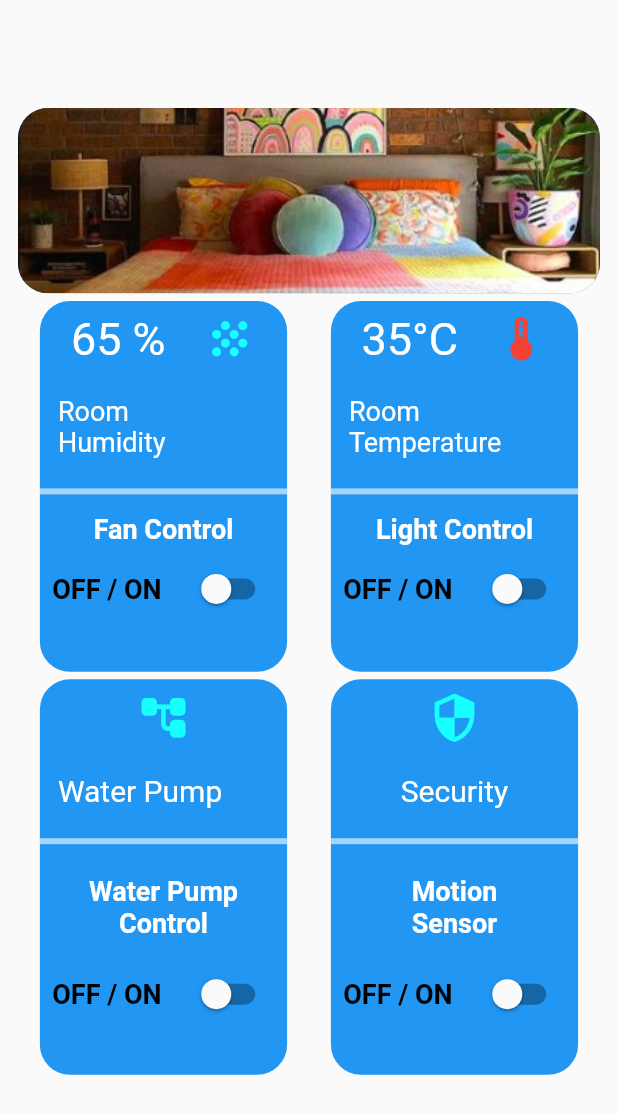
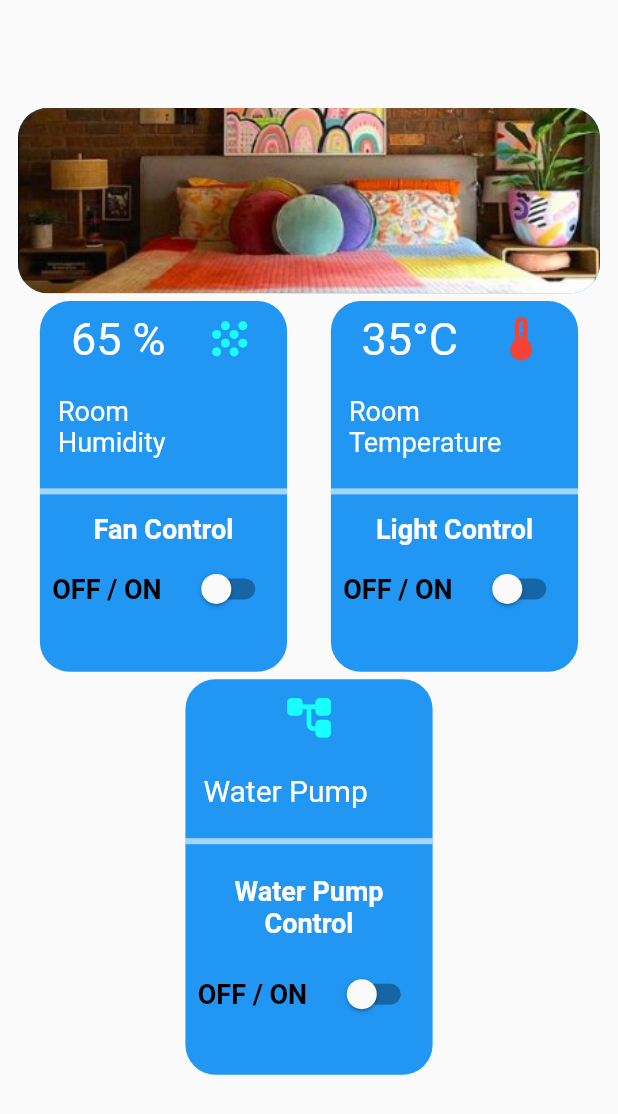
Before and after one commit to Alexander-mr-tech/Home_Automation_Voice_Control, a Flutter app: the Home widget shown alone on an empty page, opened directly, on a phone screen of 412 x 824 dp. Shown: the top 1114 px of the screen. Run offline on Flutter 3.47's test engine with Material 2 defaults, Android fonts, the phone set to English and light mode, and no system bars; our stand-ins replace avatar_glow, firebase_auth, firebase_core, firebase_database, fluttertoast, speech_to_text; missing offline and left inert: torch_controller; accounts and stored records are empty.

Commit message:
Merge remote-tracking branch 'origin/master'
# Conflicts:
#	lib/HomeScreen.dart

```diff
--- a/lib/home.dart
+++ b/lib/home.dart
@@ -312,86 +312,85 @@ class _HomeState extends State<Home> {
                       )
                     ],
                   )),
-              Container(
-                  width: MediaQuery.of(context).size.width*0.40,
-                  height: MediaQuery.of(context).size.height * 0.32,
-                  decoration: const BoxDecoration(
-                    color: Colors.blue,
-                    borderRadius: BorderRadius.all(Radius.circular(20)),
-                  ),
-                  child: Column(
-                    crossAxisAlignment: CrossAxisAlignment.start,
-                    children: [
-                      const Padding(
-                        padding: EdgeInsets.all(8.0),
-                        child: Row(
-                          mainAxisAlignment: MainAxisAlignment.spaceAround,
-                          children: [
-                            Icon(
-                              Icons.security,
-                              color: Colors.cyanAccent,
-                              size: 35,
-                            ),
-                          ],
-                        ),
-                      ),
-                      const Padding(
-                        padding: EdgeInsets.all(12),
-                        child: Center(
-                          child: Text("Security",
-                              style:
-                              TextStyle(fontSize: 20, color: Colors.white)),
-                        ),
-                      ),
-                      const Divider(
-                        height: 20,
-                        color: Colors.white60,
-                        thickness: 4,
-                      ),
-                      const SizedBox(
-                        height: 5,
-                      ),
-                      Column(
-                        children: [
-                          const Center(
-                              child: Padding(
-                                padding: EdgeInsets.all(8.0),
-                                child: Text("Motion\nSensor",
-                                    style: TextStyle(
-                                        fontWeight: FontWeight.bold,
-                                        fontSize: 18,
-                                        color: Colors.white)),
-                              )),
-                          const SizedBox(
-                            height: 5,
-                          ),
-                          Row(
-                            mainAxisAlignment: MainAxisAlignment.spaceAround,
-                            children: [
-                              const Text("OFF / ON",
-                                  style: TextStyle(
-                                      fontSize: 18,
-                                      color: Colors.black,
-                                      fontWeight: FontWeight.bold)),
-                              Switch(
-                                  activeColor: Colors.red,
-                                  value: Motion_Sensor,
-                                  onChanged: (value) {
-                                    setState(() {
-                                      onUpdate_4();
-                                      onWrite_4();
-                                    });
-                                  })
-                            ],
-                          ),
-                        ],
-                      )
-                    ],
-                  )),
+              // Container(
+              //     width: MediaQuery.of(context).size.width*0.40,
+              //     height: MediaQuery.of(context).size.height * 0.32,
+              //     decoration: const BoxDecoration(
+              //       color: Colors.blue,
+              //       borderRadius: BorderRadius.all(Radius.circular(20)),
+              //     ),
+              //     child: Column(
+              //       crossAxisAlignment: CrossAxisAlignment.start,
+              //       children: [
+              //         const Padding(
+              //           padding: EdgeInsets.all(8.0),
+              //           child: Row(
+              //             mainAxisAlignment: MainAxisAlignment.spaceAround,
+              //             children: [
+              //               Icon(
+              //                 Icons.security,
+              //                 color: Colors.cyanAccent,
+              //                 size: 35,
+              //               ),
+              //             ],
+              //           ),
+              //         ),
+              //         const Padding(
+              //           padding: EdgeInsets.all(12),
+              //           child: Center(
+              //             child: Text("Security",
+              //                 style:
+              //                 TextStyle(fontSize: 20, color: Colors.white)),
+              //           ),
+              //         ),
+              //         const Divider(
+              //           height: 20,
+              //           color: Colors.white60,
+              //           thickness: 4,
+              //         ),
+              //         const SizedBox(
+              //           height: 5,
+              //         ),
+              //         Column(
+              //           children: [
+              //             const Center(
+              //                 child: Padding(
+              //                   padding: EdgeInsets.all(8.0),
+              //                   child: Text("Motion\nSensor",
+              //                       style: TextStyle(
+              //                           fontWeight: FontWeight.bold,
+              //                           fontSize: 18,
+              //                           color: Colors.white)),
+              //                 )),
+              //             const SizedBox(
+              //               height: 5,
+              //             ),
+              //             Row(
+              //               mainAxisAlignment: MainAxisAlignment.spaceAround,
+              //               children: [
+              //                 const Text("OFF / ON",
+              //                     style: TextStyle(
+              //                         fontSize: 18,
+              //                         color: Colors.black,
+              //                         fontWeight: FontWeight.bold)),
+              //                 Switch(
+              //                     activeColor: Colors.red,
+              //                     value: Motion_Sensor,
+              //                     onChanged: (value) {
+              //                       setState(() {
+              //                         onUpdate_4();
+              //                         onWrite_4();
+              //                       });
+              //                     })
+              //               ],
+              //             ),
+              //           ],
+              //         )
+              //       ],
+              //     )),
 
             ],
           ),
-
     ]
     )
     );
```
